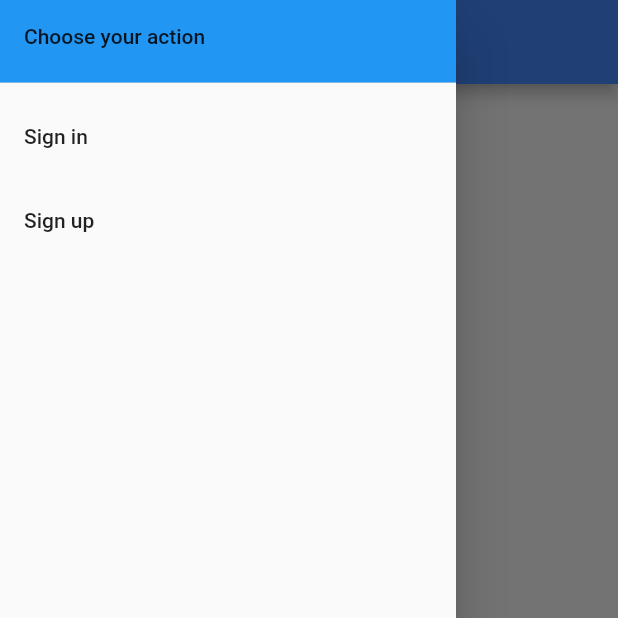
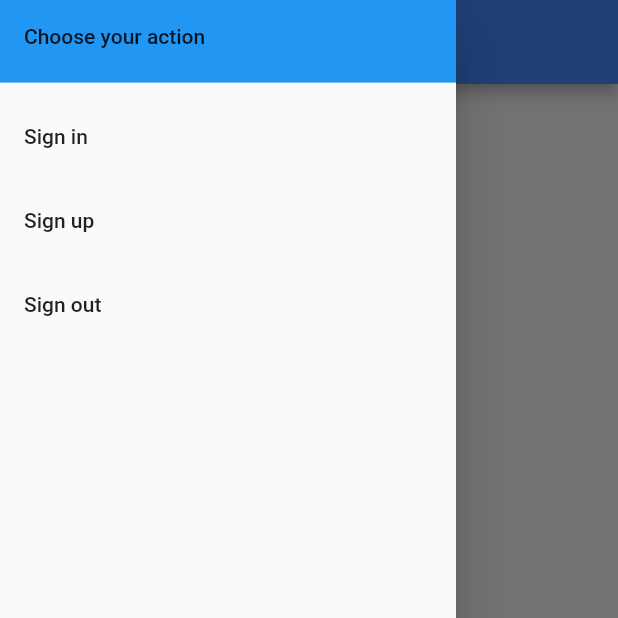
Before and after one commit to Andreasmalleus/FlutterMessenger, a Flutter app: the ChatsPage screen opened directly with empty values, with the side drawer open, on a phone screen of 412 x 824 dp, the top half of it. Run offline on Flutter 3.47's test engine with Material 2 defaults, Android fonts, the phone set to English and light mode, and no system bars; our stand-ins replace firebase_auth, firebase_database; accounts and stored records are empty.

Commit message:
sign out button in drawer

```diff
--- a/lib/pages/ChatsPage.dart
+++ b/lib/pages/ChatsPage.dart
@@ -85,14 +85,9 @@ class _ChatsPageState extends State<ChatsPage> {
         backgroundColor: Colors.blueAccent,
         title: Text("Chats"),
       ),
-      drawer: CustomDrawer(),
+      drawer: CustomDrawer(auth: widget.auth, logOutCallback: widget.logOutCallback),
       body: Column(
         children: <Widget>[
-          RaisedButton(
-            onPressed: () => {
-              _signOut()
-            },
-            child: Text("Log out"),),
           Row(
             children: <Widget>[
               RaisedButton(
--- a/lib/widgets/CustomDrawer.dart
+++ b/lib/widgets/CustomDrawer.dart
@@ -1,7 +1,22 @@
 import 'package:flutter/material.dart';
 import 'package:fluttermessenger/pages/SignInUpPage.dart';
+import 'package:fluttermessenger/services/authenitaction.dart';
 
 class CustomDrawer extends StatelessWidget{
+
+  final BaseAuth auth;
+  final VoidCallback logOutCallback;
+  CustomDrawer({this.auth, this.logOutCallback});
+
+  void _signOut() async {
+    try{
+      await this.auth.signOut();
+      this.logOutCallback();
+    }catch(e){
+      print(e);
+    }
+  }
+
   @override
   Widget build(BuildContext context){
     return Drawer(
@@ -24,6 +39,12 @@ class CustomDrawer extends StatelessWidget{
               title: Text("Sign up"),
               onTap: () => Navigator.push(context, MaterialPageRoute(builder: (context)=> SignInUpPage())),
             ),
+          ),
+          Container(
+            child: ListTile(
+              title: Text("Sign out"),
+              onTap: () => _signOut(),
+            ),
           )
         ],
         ),
```
